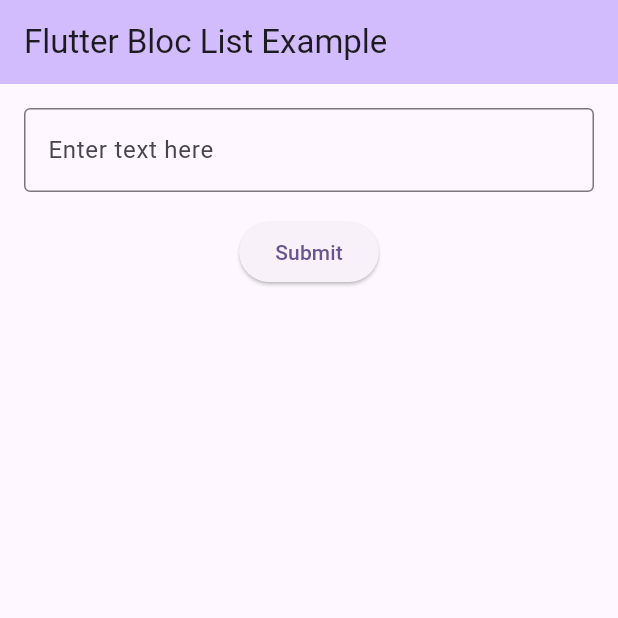
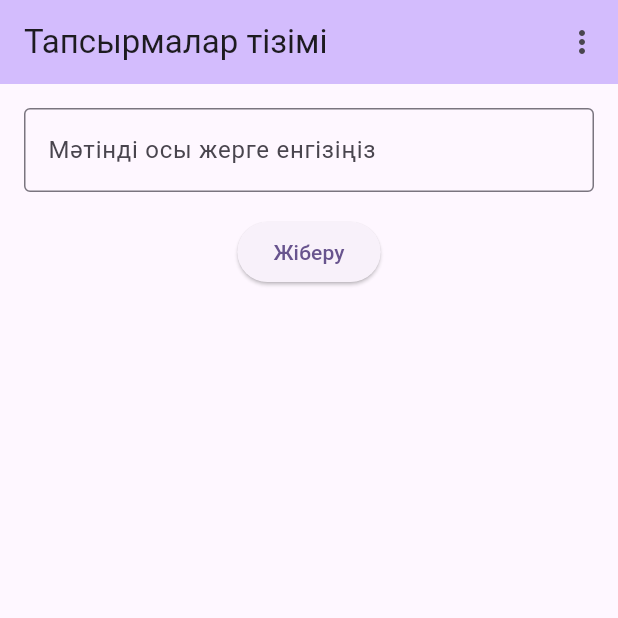
Before and after one commit to KairaTawer/homework_week_3, a Flutter app: the screen it shows after launch, on a phone screen of 412 x 824 dp, the top half of it. Run offline on Flutter 3.47's test engine with Material 3 defaults, Android fonts, the phone set to English and light mode, and no system bars; our stand-ins replace flutter_bloc, get_it, hive_flutter, injectable; accounts and stored records are empty; generated files the repository leaves out were written again; network calls fail.

Commit message:
feature: add localization and remote source

```diff
--- /dev/null
+++ b/l10n.yaml
@@ -0,0 +1,3 @@
+arb-dir: lib/l10n
+template-arb-file: app_en.arb
+output-localization-file: app_localizations.dart
--- /dev/null
+++ b/lib/features/tasks/data/dtos/task_dto.dart
@@ -0,0 +1,17 @@
+class TaskDto {
+  final int userId;
+  final int id;
+  final String title;
+  final String body;
+
+  TaskDto({required this.userId, required this.id, required this.title, required this.body});
+
+  factory TaskDto.fromJson(Map<String, dynamic> json) {
+    return TaskDto(
+      userId: json['userId'],
+      id: json['id'],
+      title: json['title'],
+      body: json['body'],
+    );
+  }
+}
--- /dev/null
+++ b/lib/features/tasks/domain/language_model.dart
@@ -0,0 +1,8 @@
+enum Language {
+  kz(code: "kk"),
+  ru(code: "ru"),
+  en(code: "en");
+
+  final String code;
+  const Language({required this.code});
+}
--- /dev/null
+++ b/lib/features/tasks/domain/language_use_case.dart
@@ -0,0 +1,24 @@
+
+import 'package:homework_week_3/features/tasks/data/repositories/local_repo.dart';
+import 'package:homework_week_3/injection.dart';
+import 'package:injectable/injectable.dart';
+
+import 'language_model.dart';
+
+@injectable
+class GetSelectedLanguageUseCase {
+  LocalRepository localRepository = getIt<LocalRepository>();
+
+  Language invoke() {
+      return localRepository.getSelectedLanguage();
+  }
+}
+
+@injectable
+class SetSelectedLanguageUseCase {
+  LocalRepository localRepository = getIt<LocalRepository>();
+
+  void invoke(Language language) {
+      localRepository.setSelectedLanguage(language);
+  }
+}
--- /dev/null
+++ b/lib/features/tasks/domain/tasks_use_case.dart
@@ -0,0 +1,13 @@
+import 'package:homework_week_3/features/tasks/data/dtos/task_dto.dart';
+import 'package:homework_week_3/features/tasks/data/repositories/remote_repo.dart';
+import 'package:homework_week_3/injection.dart';
+import 'package:injectable/injectable.dart';
+
+@injectable
+class GetTasksListUseCase {
+  RemoteRepository remoteRepository = getIt<RemoteRepository>();
+
+  Future<List<TaskDto>> invoke() {
+    return remoteRepository.getTasksList();
+  }
+}
--- /dev/null
+++ b/lib/features/tasks/presentation/blocs/languages_bloc.dart
@@ -0,0 +1,35 @@
+import 'package:flutter_bloc/flutter_bloc.dart';
+import 'package:homework_week_3/features/tasks/domain/language_model.dart';
+import 'package:homework_week_3/features/tasks/domain/language_use_case.dart';
+import 'package:homework_week_3/injection.dart';
+
+import '../../../../main.dart';
+
+abstract class LanguageEvent {}
+
+class SelectLanguageEvent extends LanguageEvent {
+  final Language item;
+  SelectLanguageEvent(this.item);
+}
+
+class LanguageBloc extends Bloc<LanguageEvent, Language> {
+  final GetSelectedLanguageUseCase getLanguageUseCase;
+  final SetSelectedLanguageUseCase setLanguageUseCase;
+
+  LanguageBloc._(this.getLanguageUseCase, this.setLanguageUseCase, Language initialState)
+      : super(initialState) {
+    on<SelectLanguageEvent>((event, emit) => _onSelectLanguage(event, emit));
+  }
+
+  static Future<LanguageBloc> create() async {
+    var getLanguageUseCase = getIt<GetSelectedLanguageUseCase>();
+    var setLanguageUseCase = getIt<SetSelectedLanguageUseCase>();
+    var initialState = getLanguageUseCase.invoke(); // Assuming this is async
+    return LanguageBloc._(getLanguageUseCase, setLanguageUseCase, initialState);
+  }
+
+  void _onSelectLanguage(SelectLanguageEvent event, Emitter<Language> emit) {
+    setLanguageUseCase.invoke(event.item);
+    emit(event.item);
+  }
+}
--- a/lib/main_bloc.dart
+++ b/lib/features/tasks/presentation/blocs/tasks_bloc.dart
@@ -1,4 +1,8 @@
 import 'package:flutter_bloc/flutter_bloc.dart';
+import 'package:homework_week_3/features/tasks/data/dtos/task_dto.dart';
+import 'package:homework_week_3/features/tasks/data/repositories/local_repo.dart';
+import 'package:homework_week_3/features/tasks/domain/tasks_use_case.dart';
+import 'package:homework_week_3/injection.dart';
 
 abstract class ListItemEvent {}
 
@@ -18,24 +22,33 @@ class RemoveItemEvent extends ListItemEvent {
   RemoveItemEvent(this.index);
 }
 
+class GetItemsEvent extends ListItemEvent {}
+
 class ListItemState {
   final List<String> items;
   ListItemState(this.items);
 }
 
 class ListItemBloc extends Bloc<ListItemEvent, ListItemState> {
+  GetTasksListUseCase useCase = getIt<GetTasksListUseCase>();
+
   ListItemBloc() : super(ListItemState([])) {
+    on<GetItemsEvent>((event, emit) => _onGetItems(emit));
     on<AddItemEvent>((event, emit) => _onAddItemClicked(event, emit));
     on<UpdateItemEvent>((event, emit) => _onUpdateItemCLicked(event, emit));
     on<RemoveItemEvent>((event, emit) => _onRemoveItemClicked(event, emit));
+  }
+
+  void _onGetItems(Emitter<ListItemState> emit) async {
+    List<TaskDto> tasks = await useCase.invoke();
+    emit(ListItemState(tasks.map((task) => task.title).toList()));
   }
 
   void _onAddItemClicked(AddItemEvent event, Emitter<ListItemState> emit) {
     emit(ListItemState([event.item, ...state.items]));
   }
 
-  void _onUpdateItemCLicked(
-      UpdateItemEvent event, Emitter<ListItemState> emit) {
+  void _onUpdateItemCLicked(UpdateItemEvent event, Emitter<ListItemState> emit) {
     final updatedItems = List<String>.from(state.items);
     updatedItems[event.index] = event.item;
     emit(ListItemState(updatedItems));
--- /dev/null
+++ b/lib/features/tasks/presentation/screens/main_screen.dart
@@ -0,0 +1,143 @@
+import 'package:flutter/material.dart';
+import 'package:flutter_bloc/flutter_bloc.dart';
+import 'package:homework_week_3/features/tasks/domain/language_model.dart';
+import 'package:homework_week_3/features/tasks/presentation/blocs/languages_bloc.dart';
+import '../blocs/tasks_bloc.dart';
+import 'package:flutter_gen/gen_l10n/app_localizations.dart';
+
+class MyHomePage extends StatefulWidget {
+  const MyHomePage({super.key});
+
+  @override
+  State<MyHomePage> createState() => _MyHomePageState();
+}
+
+class _MyHomePageState extends State<MyHomePage> {
+  final TextEditingController _textController = TextEditingController();
+  int? _editingItemIndex;
+
+  void _onEnterClicked(ListItemBloc listItemBloc) {
+    if (_textController.text.isEmpty) return;
+
+    if (_editingItemIndex != null) {
+      listItemBloc
+          .add(UpdateItemEvent(_editingItemIndex!, _textController.text));
+      _editingItemIndex = null;
+    } else {
+      listItemBloc.add(AddItemEvent(_textController.text));
+    }
+
+    _textController.clear();
+  }
+
+  void _editItem(ListItemBloc listItemBloc, int index) {
+    setState(() {
+      _textController.text = listItemBloc.state.items[index];
+      _editingItemIndex = index;
+    });
+  }
+
+  @override
+  void initState() {
+    super.initState();
+
+    BlocProvider.of<ListItemBloc>(context).add(GetItemsEvent());
+  }
+
+  @override
+  Widget build(BuildContext context) {
+    final listItemBloc = BlocProvider.of<ListItemBloc>(context);
+    final languageBloc = BlocProvider.of<LanguageBloc>(context);
+
+    return Scaffold(
+        appBar: AppBar(
+          backgroundColor: Theme.of(context).colorScheme.inversePrimary,
+          title: Text(AppLocalizations.of(context)!.title),
+          actions: [
+            BlocBuilder<LanguageBloc, Language>(
+                builder: (context, state) {
+                  return PopupMenuButton<Language>(
+                    onSelected: (value) {
+                      // Dispatch event to the Bloc
+                      languageBloc.add(SelectLanguageEvent(value));
+                    },
+                    itemBuilder: (BuildContext context) {
+                      return <PopupMenuEntry<Language>>[
+                        CheckedPopupMenuItem<Language>(
+                          value: Language.kz,
+                          checked: state == Language.kz,
+                          child: const Text('KZ'),
+                        ),
+                        CheckedPopupMenuItem<Language>(
+                          value: Language.en,
+                          checked: state == Language.en,
+                          child: const Text('EN'),
+                        ),
+                        CheckedPopupMenuItem<Language>(
+                          value: Language.ru,
+                          checked: state == Language.ru,
+                          child: const Text('RU'),
+                        )
+                      ];
+                    },
+                  );
+                },
+              ),
+          ],
+        ),
+        body: Container(
+          margin: const EdgeInsets.all(16.0),
+          child: Column(
+            children: <Widget>[
+              TextField(
+                decoration: InputDecoration(
+                    border: const OutlineInputBorder(), labelText: AppLocalizations.of(context)!.inputPlaceholder),
+                controller: _textController,
+                onSubmitted: (text) {
+                  _onEnterClicked(listItemBloc);
+                },
+              ),
+              Container(
+                margin: const EdgeInsets.all(16.0),
+                child: ElevatedButton(
+                  onPressed: () {
+                    _onEnterClicked(listItemBloc);
+                  },
+                  child: Text(AppLocalizations.of(context)!.submit),
+                ),
+              ),
+              Expanded(child: BlocBuilder<ListItemBloc, ListItemState>(
+                  builder: (context, state) {
+                return ListView.builder(
+                    itemCount: state.items.length,
+                    itemBuilder: (context, index) {
+                      return ListTile(
+                        title: Text(state.items[index]),
+                        trailing: Row(
+                          mainAxisSize: MainAxisSize.min,
+                          children: [
+                            IconButton(
+                              icon: const Icon(Icons.edit),
+                              onPressed: () => _editItem(listItemBloc, index),
+                            ),
+                            IconButton(
+                              icon: const Icon(Icons.delete),
+                              onPressed: () =>
+                                  listItemBloc.add(RemoveItemEvent(index)),
+                            ),
+                          ],
+                        ),
+                      );
+                    });
+              })),
+            ],
+          ),
+        ));
+  }
+
+  @override
+  void dispose() {
+    _textController.dispose();
+    super.dispose();
+  }
+}
--- /dev/null
+++ b/lib/injection.dart
@@ -0,0 +1,8 @@
+import 'package:get_it/get_it.dart';
+import 'package:injectable/injectable.dart';
+import 'injection.config.dart';
+
+final getIt = GetIt.instance;
+
+@InjectableInit()
+void configureDependencies() => getIt.init();
--- /dev/null
+++ b/lib/l10n/app_kk.arb
@@ -0,0 +1,6 @@
+{
+    "helloWorld": "Cәлем, әлем!",
+    "title": "Тапсырмалар тізімі",
+    "inputPlaceholder": "Мәтінді осы жерге енгізіңіз",
+    "submit": "Жіберу"
+}
--- /dev/null
+++ b/lib/l10n/app_ru.arb
@@ -0,0 +1,6 @@
+{
+    "helloWorld": "Привет, мир!",
+    "title": "Список задач",
+    "inputPlaceholder": "Введите текст здесь",
+    "submit": "Добавить"
+}
--- a/lib/main.dart
+++ b/lib/main.dart
@@ -1,125 +1,74 @@
 import 'package:flutter/material.dart';
 import 'package:flutter_bloc/flutter_bloc.dart';
-import 'main_bloc.dart';
+import 'package:hive_flutter/hive_flutter.dart';
+import 'package:homework_week_3/features/tasks/domain/language_model.dart';
+import 'package:homework_week_3/features/tasks/presentation/blocs/languages_bloc.dart';
+import 'package:homework_week_3/utils/constants.dart';
+import 'features/tasks/presentation/blocs/tasks_bloc.dart';
+import 'features/tasks/presentation/screens/main_screen.dart';
+import 'package:flutter_gen/gen_l10n/app_localizations.dart';
+import 'injection.dart';
 
-void main() {
-  runApp(const MyApp());
+void main() async {
+  await Hive.initFlutter();
+  await Hive.openBox(appBoxName);
+  configureDependencies();
+  LanguageBloc languageBloc = await LanguageBloc.create();
+  runApp(MyApp(languageBloc: languageBloc));
 }
 
-class MyApp extends StatelessWidget {
-  const MyApp({super.key});
+class MyApp extends StatefulWidget {
+
+  final LanguageBloc languageBloc;
+
+  const MyApp({super.key, required this.languageBloc});
+
+  @override
+  _MyAppState createState() => _MyAppState(languageBloc: languageBloc);
+}
+
+class _MyAppState extends State<MyApp> {
+  late Locale _locale = Locale.fromSubtags(languageCode: Hive.box(appBoxName).get(selectedLanguageKey, defaultValue: Language.kz.code));
+
+  void setLocale(Locale value) {
+    setState(() {
+      _locale = value;
+    });
+  }
+
+  LanguageBloc languageBloc;
+  _MyAppState({required this.languageBloc});
 
   @override
   Widget build(BuildContext context) {
+
+    return BlocProvider<LanguageBloc>.value(
+      value: languageBloc,
+      child: BlocBuilder<LanguageBloc, Language>(
+        builder: (context, state) {
           return MaterialApp(
             title: 'Flutter Demo',
             theme: ThemeData(
               colorScheme: ColorScheme.fromSeed(seedColor: Colors.deepPurple),
               useMaterial3: true,
             ),
-        home: BlocProvider(
+            locale: Locale.fromSubtags(languageCode: state.code),
+            localizationsDelegates: AppLocalizations.localizationsDelegates,
+            supportedLocales: AppLocalizations.supportedLocales,
+            home: MultiBlocProvider(
+              providers: [
+                BlocProvider<ListItemBloc>(
                   create: (context) => ListItemBloc(),
-          child: const MyHomePage(title: 'Flutter Bloc List Example'),
-        ));
+                ),
+                BlocProvider<LanguageBloc>(
+                  create: (context) => languageBloc,
+                ),
+              ],
+              child: const MyHomePage()
+            )
+          );
+        }
+      ),
+    );
   }
 }
-
-class MyHomePage extends StatefulWidget {
-  const MyHomePage({super.key, required this.title});
-
-  final String title;
-
-  @override
-  State<MyHomePage> createState() => _MyHomePageState();
-}
-
-class _MyHomePageState extends State<MyHomePage> {
-  final TextEditingController _textController = TextEditingController();
-  int? _editingItemIndex;
-
-  void _onEnterClicked(ListItemBloc listItemBloc) {
-    if (_textController.text.isEmpty) return;
-
-    if (_editingItemIndex != null) {
-      listItemBloc
-          .add(UpdateItemEvent(_editingItemIndex!, _textController.text));
-      _editingItemIndex = null;
-    } else {
-      listItemBloc.add(AddItemEvent(_textController.text));
-    }
-
-    _textController.clear();
-  }
-
-  void _editItem(ListItemBloc listItemBloc, int index) {
-    setState(() {
-      _textController.text = listItemBloc.state.items[index];
-      _editingItemIndex = index;
-    });
-  }
-
-  @override
-  Widget build(BuildContext context) {
-    final listItemBloc = BlocProvider.of<ListItemBloc>(context);
-
-    return Scaffold(
-        appBar: AppBar(
-          backgroundColor: Theme.of(context).colorScheme.inversePrimary,
-          title: Text(widget.title),
-        ),
-        body: Container(
-          margin: const EdgeInsets.all(16.0),
-          child: Column(
-            children: <Widget>[
-              TextField(
-                decoration: const InputDecoration(
-                    border: OutlineInputBorder(), labelText: 'Enter text here'),
-                controller: _textController,
-                onSubmitted: (text) {
-                  _onEnterClicked(listItemBloc);
-                },
-              ),
-              Container(
-                margin: const EdgeInsets.all(16.0),
-                child: ElevatedButton(
-                  onPressed: () {
-                    _onEnterClicked(listItemBloc);
-                  },
-                  child: const Text('Submit'),
-                ),
-              ),
-              Expanded(child: BlocBuilder<ListItemBloc, ListItemState>(
-                  builder: (context, state) {
-                return ListView.builder(
-                    itemCount: state.items.length,
-                    itemBuilder: (context, index) {
-                      return ListTile(
-                        title: Text(state.items[index]),
-                        trailing: Row(
-                          mainAxisSize: MainAxisSize.min,
-                          children: [
-                            IconButton(
-                              icon: const Icon(Icons.edit),
-                              onPressed: () => _editItem(listItemBloc, index),
-                            ),
-                            IconButton(
-                              icon: const Icon(Icons.delete),
-                              onPressed: () =>
-                                  listItemBloc.add(RemoveItemEvent(index)),
-                            ),
-                          ],
-                        ),
-                      );
-                    });
-              })),
-            ],
-          ),
-        ));
-  }
-
-  @override
-  void dispose() {
-    _textController.dispose();
-    super.dispose();
-  }
-}
--- /dev/null
+++ b/lib/utils/constants.dart
@@ -0,0 +1,2 @@
+const appBoxName = 'tickets_hive_box';
+const selectedLanguageKey = 'key_selected_language';
```
Also changed, not shown: lib/features/tasks/data/repositories/local_repo.dart (added, +22 -0 lines), lib/features/tasks/data/repositories/remote_repo.dart (added, +14 -0 lines), lib/features/tasks/service/mock_service.dart (added, +25 -0 lines), lib/l10n/app_en.arb (added, +9 -0 lines), pubspec.yaml (+12 -3 lines), lib/injection.config.dart (added), pubspec.lock, 8 other files. Lines whose indentation alone changed are shown as unchanged.
